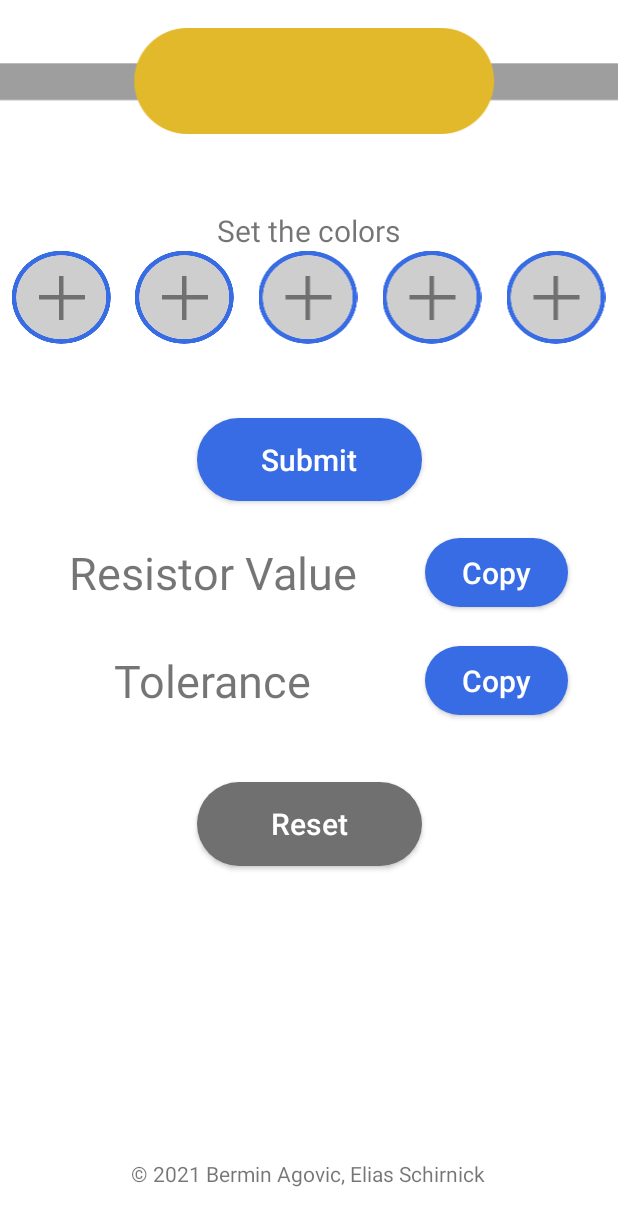
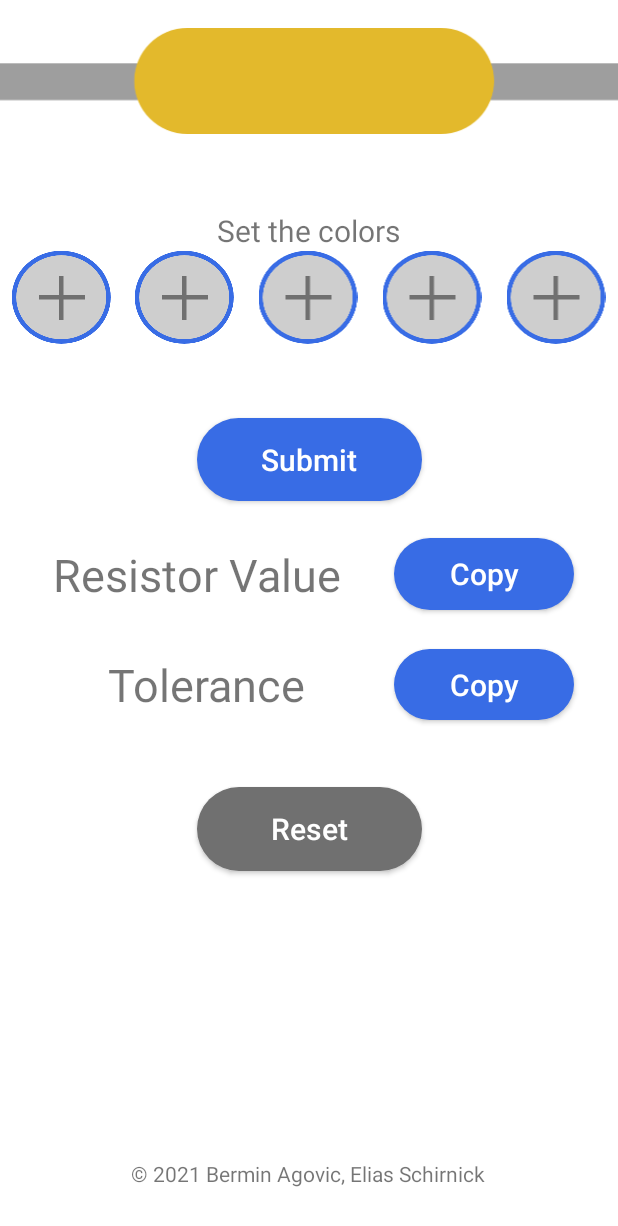
Before and after one commit to eschirni/WiderstandscodeApp, an Android app: the screen it shows after launch (MainActivity), on a phone screen of 412 x 824 dp. Shown: the top 1226 px of the screen. Run offline under Robolectric (Android 15) with nearby library versions, the phone set to English and light mode, and no system bars.

```diff
--- a/app/src/main/res/layout/activity_main.xml
+++ b/app/src/main/res/layout/activity_main.xml
@@ -40,6 +40,8 @@
         android:id="@+id/tv_Tolerance"
         android:layout_width="wrap_content"
         android:layout_height="wrap_content"
+        android:layout_marginStart="12dp"
+        android:layout_marginLeft="12dp"
         android:text="@string/toleranceDefault"
         android:textSize="@dimen/txt_size"
         app:layout_constraintBottom_toBottomOf="@+id/btn_Cpy2"
@@ -62,9 +64,10 @@
 
     <Button
         android:id="@+id/btn_Cpy2"
-        android:layout_width="95dp"
-        android:layout_height="58dp"
+        android:layout_width="120dp"
+        android:layout_height="59dp"
         android:letterSpacing="0"
+        android:maxWidth="120dp"
         android:onClick="Copy_to_Clipboard"
         android:tag="tol"
         android:text="@string/btn_Copy"
@@ -74,7 +77,7 @@
         app:cornerRadius="@dimen/btn_Corner"
         app:layout_constraintBottom_toBottomOf="parent"
         app:layout_constraintEnd_toEndOf="parent"
-        app:layout_constraintHorizontal_bias="0.895"
+        app:layout_constraintHorizontal_bias="0.9"
         app:layout_constraintStart_toStartOf="parent"
         app:layout_constraintTop_toBottomOf="@+id/btn_Cpy1"
         app:layout_constraintVertical_bias="0.04000002" />
@@ -104,9 +107,10 @@
 
     <Button
         android:id="@+id/btn_Cpy1"
-        android:layout_width="95dp"
-        android:layout_height="58dp"
+        android:layout_width="120dp"
+        android:layout_height="60dp"
         android:letterSpacing="0"
+        android:maxWidth="120dp"
         android:onClick="Copy_to_Clipboard"
         android:tag="res"
         android:text="@string/btn_Copy"
@@ -116,7 +120,7 @@
         app:cornerRadius="@dimen/btn_Corner"
         app:layout_constraintBottom_toBottomOf="parent"
         app:layout_constraintEnd_toEndOf="parent"
-        app:layout_constraintHorizontal_bias="0.895"
+        app:layout_constraintHorizontal_bias="0.9"
         app:layout_constraintStart_toStartOf="parent"
         app:layout_constraintTop_toBottomOf="@+id/btn_Submit"
         app:layout_constraintVertical_bias="0.029999971" />
```
Also changed, not shown: 1 other file.
